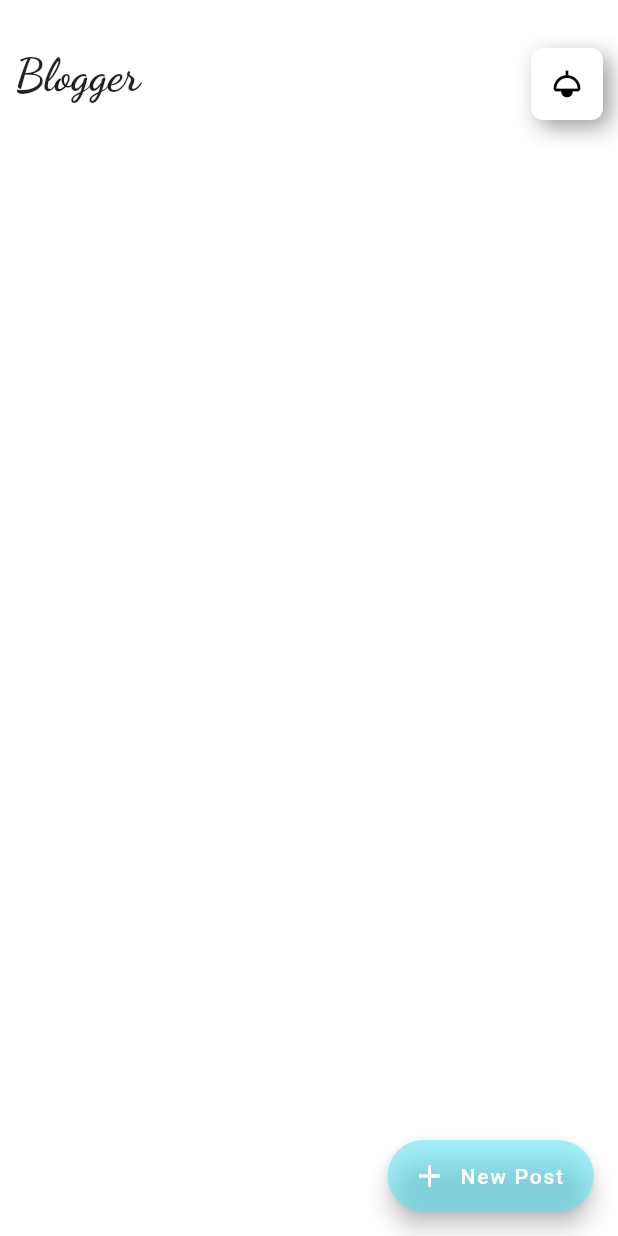
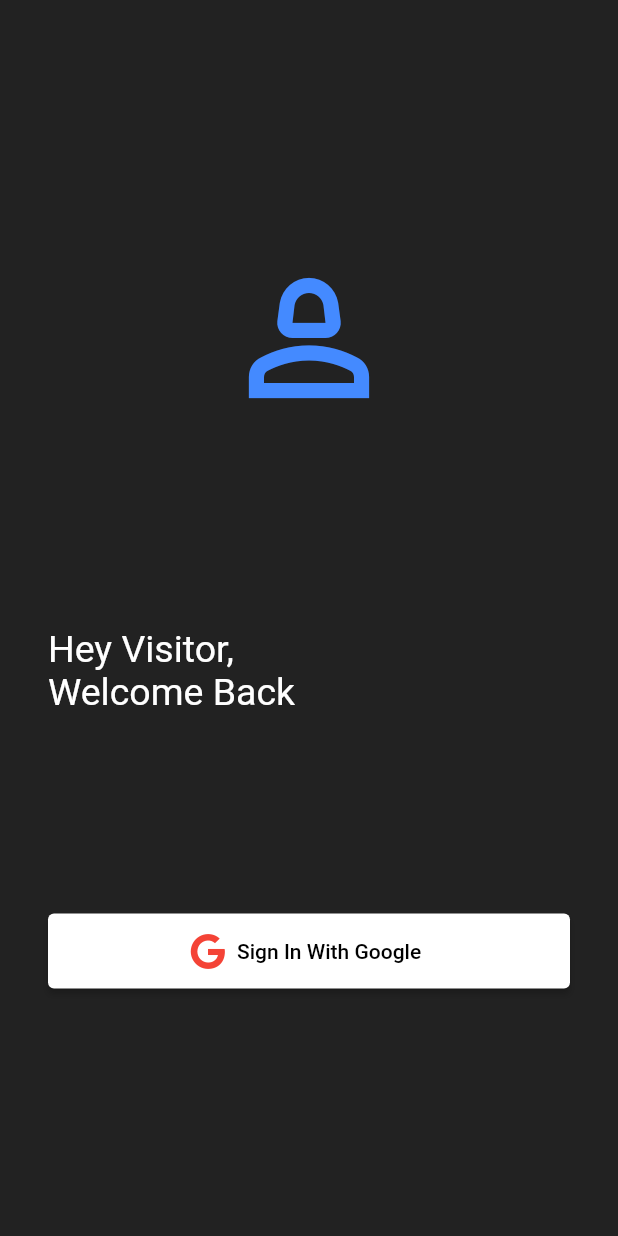
Before and after one commit to Brijesh-26/blog_post, a Flutter app: the screen it shows after launch, on a phone screen of 412 x 824 dp. Run offline on Flutter 3.47's test engine with Material 2 defaults, Android fonts, the phone set to English and light mode, and no system bars; drawn by our look-alikes of firebase_database, flutter_neumorphic; our stand-ins replace firebase_auth, firebase_core, fluttertoast, font_awesome_flutter, google_fonts, google_sign_in and 1 more; accounts and stored records are empty.

Commit message:
applied authentication with google

```diff
--- /dev/null
+++ b/lib/dummypage.dart
@@ -0,0 +1,30 @@
+import 'package:blog_post/home.dart';
+import 'package:blog_post/splash.dart';
+import 'package:firebase_auth/firebase_auth.dart';
+import 'package:flutter/material.dart';
+
+class DummyPage extends StatelessWidget {
+  const DummyPage({super.key});
+
+  @override
+  Widget build(BuildContext context) {
+    return Scaffold(
+      body: StreamBuilder(
+          stream: FirebaseAuth.instance.authStateChanges(),
+          builder: (context, snapshot) {
+            if (snapshot.connectionState == ConnectionState.waiting) {
+              return Center(
+                child: CircularProgressIndicator(),
+              );
+            } else if (snapshot.hasError) {
+              return Center(
+                child: Text('something went wrong'),
+              );
+            } else if (snapshot.hasData) {
+              return MyHomePage();
+            } else
+              return Splash();
+          }),
+    );
+  }
+}
--- /dev/null
+++ b/lib/google_sign_in.dart
@@ -0,0 +1,31 @@
+
+
+import 'package:firebase_auth/firebase_auth.dart';
+import 'package:flutter/cupertino.dart';
+import 'package:flutter/material.dart';
+import 'package:google_sign_in/google_sign_in.dart';
+
+class GoogleSignInProvider extends ChangeNotifier {
+  final googleSignIn = GoogleSignIn();
+
+  GoogleSignInAccount? _user;
+
+  GoogleSignInAccount get user => _user!;
+
+  Future googleLogin() async {
+    final googleUser = await googleSignIn.signIn();
+
+    if (googleUser == null) return;
+
+    _user = googleUser;
+
+    final googleAuth = await googleUser.authentication;
+
+    final credential = GoogleAuthProvider.credential(
+        accessToken: googleAuth.accessToken, idToken: googleAuth.idToken);
+
+    await FirebaseAuth.instance.signInWithCredential(credential);
+
+    notifyListeners();
+  }
+}
--- a/lib/main.dart
+++ b/lib/main.dart
@@ -1,11 +1,14 @@
 import 'package:blog_post/blogs_model.dart';
 import 'package:blog_post/desc.dart';
+import 'package:blog_post/google_sign_in.dart';
 import 'package:blog_post/new_post.dart';
 import 'package:flutter/cupertino.dart';
 import 'package:flutter_neumorphic/flutter_neumorphic.dart';
 import 'package:google_fonts/google_fonts.dart';
 import 'package:firebase_core/firebase_core.dart';
+import 'package:provider/provider.dart';
 
+import 'dummypage.dart';
 import 'home.dart';
 import 'package:firebase_auth/firebase_auth.dart';
 
@@ -15,18 +18,13 @@ Future<void> main() async {
   runApp(MyApp());
 }
 
-class MyApp extends StatefulWidget {
+class MyApp extends StatelessWidget {
   @override
-  State<MyApp> createState() => _MyAppState();
-}
-
-class _MyAppState extends State<MyApp> {
+  Widget build(BuildContext context) => ChangeNotifierProvider(
 
 
-
-  @override
-  Widget build(BuildContext context) {
-    return NeumorphicApp(
+    create: ((context) => GoogleSignInProvider()),
+    child: NeumorphicApp(
       debugShowCheckedModeBanner: false,
       title: 'Flutter Demo',
       themeMode: ThemeMode.light,
@@ -40,11 +38,10 @@ class _MyAppState extends State<MyApp> {
         lightSource: LightSource.topLeft,
         depth: 6,
       ),
-      home: MyHomePage(),
-    );
-  }
+      home: DummyPage(),
+    ),
+  );
 }
-
 
 //  home: MyAppClient().getCurrentUser() != null
 //       ? HomeViewController()
--- /dev/null
+++ b/lib/splash.dart
@@ -0,0 +1,54 @@
+import 'package:blog_post/google_sign_in.dart';
+import 'package:flutter/material.dart';
+import 'package:font_awesome_flutter/font_awesome_flutter.dart';
+import 'package:provider/provider.dart';
+
+class Splash extends StatelessWidget {
+  const Splash({super.key});
+
+  @override
+  Widget build(BuildContext context) {
+    return Scaffold(
+        backgroundColor: Colors.black87,
+        body: SafeArea(
+            child: Padding(
+          padding: EdgeInsets.all(32),
+          child: Column(mainAxisAlignment: MainAxisAlignment.center, children: [
+            Spacer(),
+            // FlutterLogo(
+            //   size: 120,
+            // ),
+
+            Icon(Icons.person_2_outlined, color: Colors.blueAccent, size: 120,),
+            Spacer(),
+            Align(
+              alignment: Alignment.centerLeft,
+              child: Text(
+                'Hey Visitor,\nWelcome Back',
+                style: TextStyle(fontSize: 25, color: Colors.white),
+              ),
+            ),
+            Spacer(),
+            ElevatedButton.icon(
+              style: ElevatedButton.styleFrom(
+                  primary: Colors.white,
+                  onPrimary: Colors.black,
+                  minimumSize: Size(double.infinity, 50)),
+              onPressed: () {
+                final provider =
+                    Provider.of<GoogleSignInProvider>(context, listen: false);
+
+                provider.googleLogin();
+              },
+              icon: FaIcon(
+                FontAwesomeIcons.google,
+                color: Colors.red,
+              ),
+              label: Text('Sign In With Google'),
+            ),
+
+            Spacer()
+          ]),
+        )));
+  }
+}
--- a/pubspec.yaml
+++ b/pubspec.yaml
@@ -45,6 +45,9 @@ dependencies:
   fluttertoast: ^8.2.1
   firestore_ui: ^1.25.1
   google_sign_in: ^6.1.0
+
+  provider: ^6.0.5
+  font_awesome_flutter: ^10.4.0
 
 dev_dependencies:
   flutter_test:
```
Also changed, not shown: lib/home.dart (+53 -9 lines), lib/new_post.dart (+11 -24 lines), pubspec.lock.
